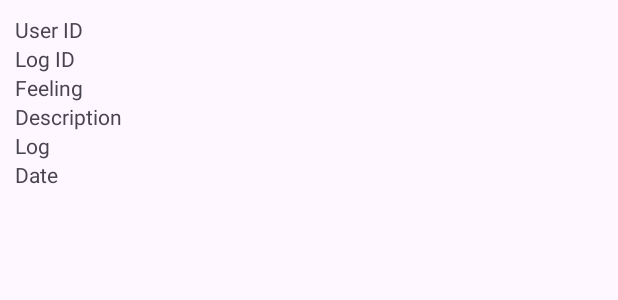
After one commit to MindfulMeadow/MindfulMeadow-App, an Android app: the layout activity_mood_record_detail.xml on its own in the app's theme, with its tools: preview values and no code run, on a phone screen of 412 x 824 dp. The commit adds this screen. Shown: the top 300 px of the screen. Run offline under Robolectric (Android 15) with nearby library versions, the phone set to English and light mode, and no system bars.

```diff
--- a/app/src/main/AndroidManifest.xml
+++ b/app/src/main/AndroidManifest.xml
@@ -12,6 +12,9 @@
         android:supportsRtl="true"
         android:theme="@style/Theme.MindfulMeadowApp"
         tools:targetApi="31">
+        <activity
+            android:name=".MoodRecordDetailActivity"
+            android:exported="false" />
         <activity
             android:name=".Graph_YearActivity"
             android:exported="false" />
--- a/app/src/main/java/com/group49/mindfulmeadow_app/MoodRecord.kt
+++ b/app/src/main/java/com/group49/mindfulmeadow_app/MoodRecord.kt
@@ -1,4 +1,6 @@
 package com.group49.mindfulmeadow_app
+
+import java.io.Serializable
 
 data class MoodRecord(
     val userId:String,
@@ -7,4 +9,4 @@ data class MoodRecord(
     val description:List<String>,
     val log:String,
     val date:String
-)
+) : Serializable
--- /dev/null
+++ b/app/src/main/res/layout/activity_mood_record_detail.xml
@@ -0,0 +1,53 @@
+<?xml version="1.0" encoding="utf-8"?>
+<RelativeLayout xmlns:android="http://schemas.android.com/apk/res/android"
+    android:layout_width="match_parent"
+    android:layout_height="match_parent"
+    android:padding="10dp">
+
+    <TextView
+        android:id="@+id/tv_userId"
+        android:layout_width="wrap_content"
+        android:layout_height="wrap_content"
+        android:text="User ID"
+        android:layout_alignParentStart="true" />
+
+    <TextView
+        android:id="@+id/tv_logId"
+        android:layout_width="wrap_content"
+        android:layout_height="wrap_content"
+        android:text="Log ID"
+        android:layout_below="@id/tv_userId"
+        android:layout_alignParentStart="true" />
+
+    <TextView
+        android:id="@+id/tv_feeling"
+        android:layout_width="wrap_content"
+        android:layout_height="wrap_content"
+        android:text="Feeling"
+        android:layout_below="@id/tv_logId"
+        android:layout_alignParentStart="true" />
+
+    <TextView
+        android:id="@+id/tv_description"
+        android:layout_width="wrap_content"
+        android:layout_height="wrap_content"
+        android:text="Description"
+        android:layout_below="@id/tv_feeling"
+        android:layout_alignParentStart="true" />
+
+    <TextView
+        android:id="@+id/tv_log"
+        android:layout_width="wrap_content"
+        android:layout_height="wrap_content"
+        android:text="Log"
+        android:layout_below="@id/tv_description"
+        android:layout_alignParentStart="true" />
+
+    <TextView
+        android:id="@+id/tv_date"
+        android:layout_width="wrap_content"
+        android:layout_height="wrap_content"
+        android:text="Date"
+        android:layout_below="@id/tv_log"
+        android:layout_alignParentStart="true" />
+</RelativeLayout>
```
Also changed, not shown: app/src/main/java/com/group49/mindfulmeadow_app/HistoryActivity.kt (+32 -0 lines), app/src/main/java/com/group49/mindfulmeadow_app/MoodRecordAdapter.kt (added, +37 -0 lines), app/src/main/java/com/group49/mindfulmeadow_app/MoodRecordDetailActivity.kt (added, +36 -0 lines), app/src/main/res/layout/activity_history.xml (+7 -6 lines), app/src/main/res/layout/mood_record_item.xml (added, +21 -0 lines).
